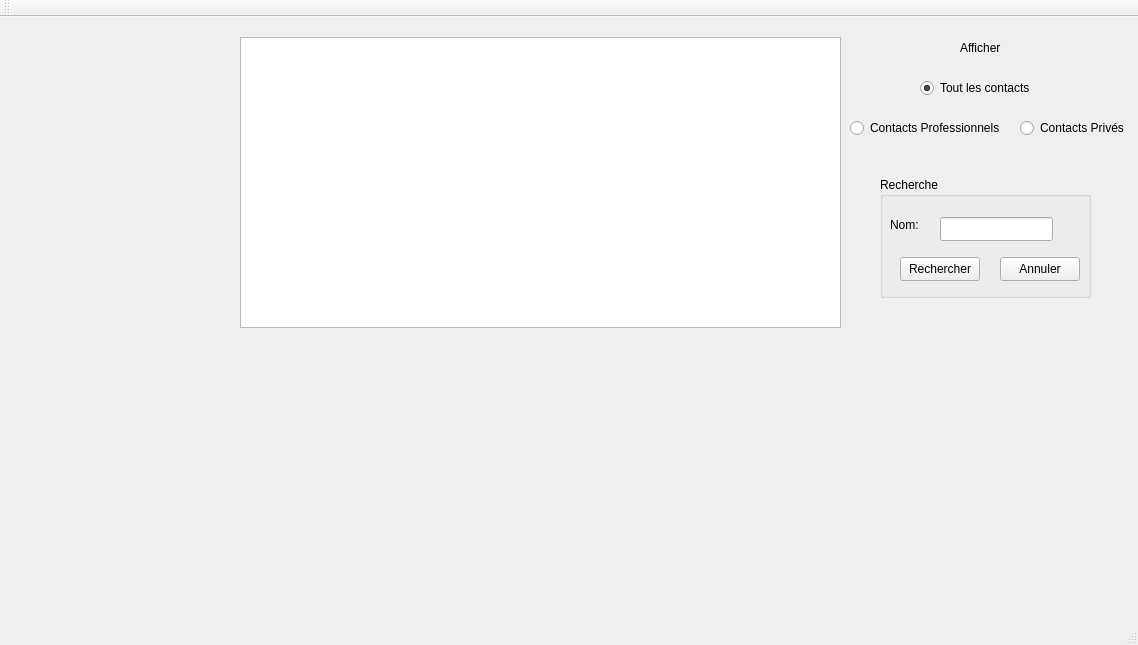
Before: the Qt Designer form mainwindow.ui in MJJR/Gestionnaire_Contact, drawn with Qt 5.
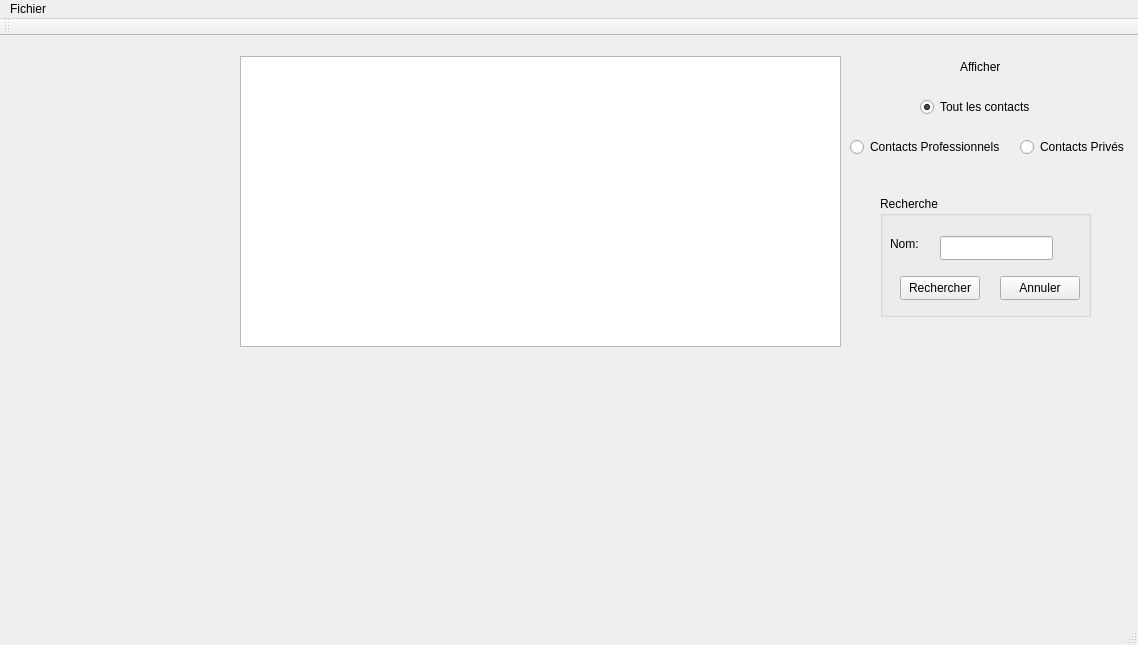
After: the same form once the commit is applied.

The edit to the form file:
```diff
--- a/mainwindow.ui
+++ b/mainwindow.ui
@@ -148,9 +148,18 @@
      <x>0</x>
      <y>0</y>
      <width>1138</width>
-     <height>21</height>
+     <height>20</height>
     </rect>
    </property>
+   <widget class="QMenu" name="menuFichier">
+    <property name="title">
+     <string>Fichier</string>
+    </property>
+    <addaction name="ajouterContact"/>
+    <addaction name="separator"/>
+    <addaction name="actionFermer"/>
+   </widget>
+   <addaction name="menuFichier"/>
   </widget>
   <widget class="QToolBar" name="mainToolBar">
    <attribute name="toolBarArea">
```
Left out of the diff: 10 changed lines with no effect on the pictures.
